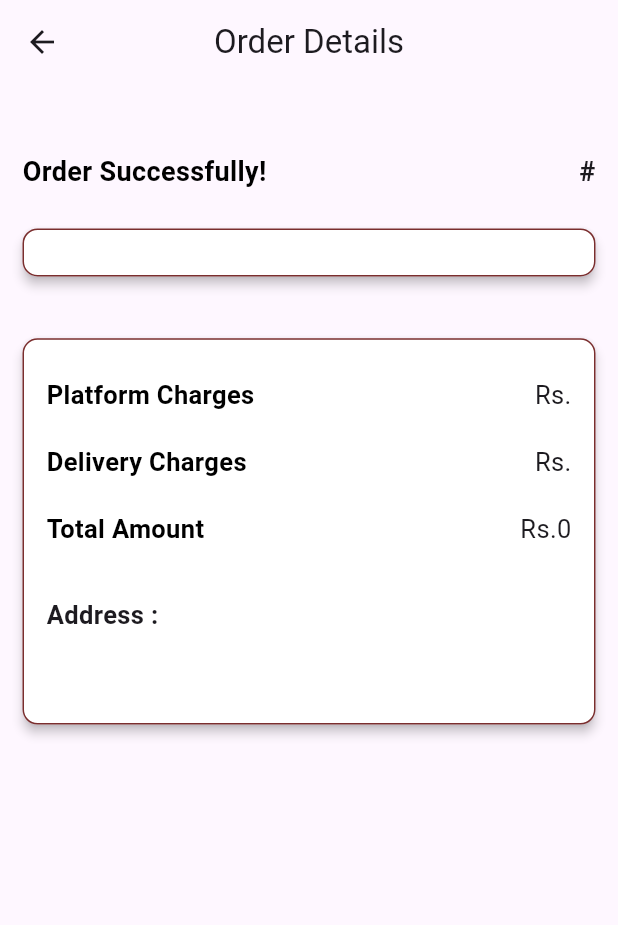
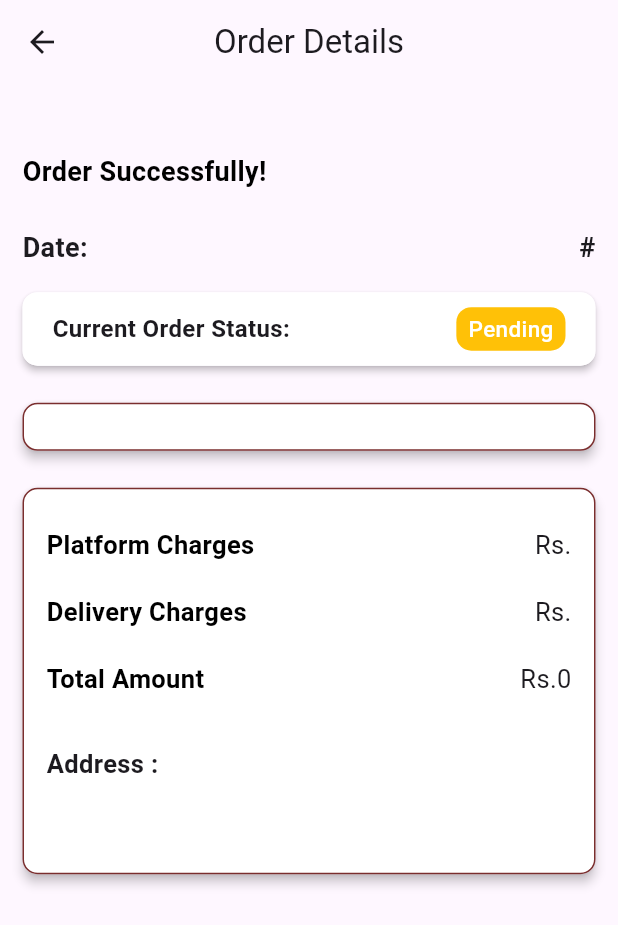
Before and after one commit to MuhammadZaidKamran/Food-Go, a Flutter app: the OrderSuccessfulView screen opened directly with empty values, on a phone screen of 412 x 824 dp. Shown: the top 925 px of the screen. Run offline on Flutter 3.47's test engine with Material 3 defaults, Android fonts, the phone set to English and light mode, and no system bars; our stand-ins replace cloud_firestore, curved_navigation_bar, firebase_auth, firebase_core, firebase_database, geocoding and 4 more; missing offline and left inert: flutter_stripe; accounts and stored records are empty.

Commit message:
food-go-update-02/02/2025

```diff
--- a/lib/View/OrderSuccessfulView/order_successful_view.dart
+++ b/lib/View/OrderSuccessfulView/order_successful_view.dart
@@ -16,7 +16,9 @@ class OrderSuccessfulView extends StatelessWidget {
       required this.platformFee,
       required this.deliveryCharges,
       required this.totalAmount,
-      required this.note});
+      required this.note,
+      required this.date,
+      required this.status});
   final String orderId;
   final String userId;
   final List orderConfirmedList;
@@ -26,6 +28,8 @@ class OrderSuccessfulView extends StatelessWidget {
   final String deliveryCharges;
   final int totalAmount;
   final String note;
+  final String date;
+  final status;
 
   @override
   Widget build(BuildContext context) {
@@ -42,23 +46,88 @@ class OrderSuccessfulView extends StatelessWidget {
               child: Column(
                 children: [
                   height(getHeight(context, 0.025)),
+                  Align(
+                    alignment: Alignment.centerLeft,
+                    child: Text(
+                      "Order Successfully!",
+                      style: TextStyle(
+                        fontSize: 18,
+                        fontWeight: FontWeight.bold,
+                        color: AppColors.blackColor,
+                      ),
+                    ),
+                  ),
+                  height(getHeight(context, 0.03)),
                   Row(
                     mainAxisAlignment: MainAxisAlignment.spaceBetween,
                     children: [
-                      Text(
-                        "Order Successfully!",
-                        style: TextStyle(
-                          fontSize: 18,
-                          fontWeight: FontWeight.bold,
-                          color: AppColors.blackColor,
-                        ),
-                      ),
+                      Text("Date: $date",
+                          style: const TextStyle(
+                            fontSize: 18,
+                            fontWeight: FontWeight.bold,
+                          )),
                       Text("#$orderId",
                           style: const TextStyle(
                             fontSize: 18,
                             fontWeight: FontWeight.bold,
                           )),
                     ],
+                  ),
+                  height(getHeight(context, 0.02)),
+                  Material(
+                    elevation: 2,
+                    borderRadius: BorderRadius.circular(10),
+                    child: Container(
+                      padding: const EdgeInsets.symmetric(
+                        vertical: 10,
+                        horizontal: 20,
+                      ),
+                      decoration: BoxDecoration(
+                        color: AppColors.whiteColor,
+                        // border: Border.all(color: AppColors.darkMainTheme),
+                        borderRadius: BorderRadius.circular(10),
+                      ),
+                      child: Row(
+                        mainAxisAlignment: MainAxisAlignment.spaceBetween,
+                        children: [
+                          const Text(
+                            "Current Order Status:",
+                            style: TextStyle(
+                              fontSize: 16,
+                              fontWeight: FontWeight.bold,
+                            ),
+                          ),
+                          Container(
+                            padding: const EdgeInsets.symmetric(
+                                vertical: 4, horizontal: 8),
+                            decoration: BoxDecoration(
+                              borderRadius: BorderRadius.circular(10),
+                              color: status == 0
+                                  ? const Color.fromARGB(255, 228, 171, 0)
+                                  : status == 1
+                                      ? Colors.red
+                                      : status == 2
+                                          ? Colors.green
+                                          : Colors.amber,
+                            ),
+                            child: Center(
+                                child: Text(
+                              status == 0
+                                  ? "Pending"
+                                  : status == 1
+                                      ? "Cancelled"
+                                      : status == 2
+                                          ? "Completed"
+                                          : "Pending",
+                              style: TextStyle(
+                                  color: AppColors.whiteColor,
+                                  fontSize: 15,
+                                  fontWeight: FontWeight.w500),
+                            )),
+                          ),
+                        ],
+                      ),
+                    ),
                   ),
                   height(getHeight(context, 0.03)),
                   Material(
@@ -110,7 +179,7 @@ class OrderSuccessfulView extends StatelessWidget {
                           }),
                     ),
                   ),
-                  height(getHeight(context, 0.05)),
+                  height(getHeight(context, 0.03)),
                   Material(
                     elevation: 3,
                     borderRadius: BorderRadius.circular(10),
@@ -167,10 +236,12 @@ class OrderSuccessfulView extends StatelessWidget {
                               : height(getHeight(context, 0.015)),
                           note == ""
                               ? const SizedBox()
-                              : Text(note,
+                              : Text(
+                                  note,
                                   style: TextStyle(
                                       fontSize: 16,
-                                      color: AppColors.blackColor),),
+                                      color: AppColors.blackColor),
+                                ),
                         ],
                       ),
                     ),
--- a/lib/View/OrdersView/orders_view.dart
+++ b/lib/View/OrdersView/orders_view.dart
@@ -52,7 +52,7 @@ class OrdersView extends StatelessWidget {
                         mainAxisSize: MainAxisSize.min,
                         children: [
                           Text(
-                            "Order ID: #${orderDetails["orderId"]}",
+                            "Order No: #${orderDetails["orderId"]}",
                             style: TextStyle(
                               fontSize: 18,
                               fontWeight: FontWeight.w500,
@@ -87,6 +87,8 @@ class OrdersView extends StatelessWidget {
                                   context,
                                   MaterialPageRoute(
                                     builder: (context) => OrderSuccessfulView(
+                                      status: orderDetails["status"],
+                                      date: orderDetails["date"],
                                       orderId: orderDetails["orderId"],
                                       userId: orderDetails["userID"],
                                       orderConfirmedList:
--- a/lib/utils/Global/stripe_service.dart
+++ b/lib/utils/Global/stripe_service.dart
@@ -7,6 +7,7 @@ import 'package:food_go/View/OrderSuccessfulView/order_successful_view.dart';
 import 'package:food_go/utils/Global/global.dart';
 import 'package:food_go/utils/Global/stripe_keys.dart';
 import 'package:http/http.dart' as http;
+import 'package:intl/intl.dart';
 
 class StripeService {
   static final StripeService instance = StripeService();
@@ -65,6 +66,7 @@ class StripeService {
   Future showPaymentSheet(
       context, address, platformFee, deliveryCharges, totalAmount, note) async {
     try {
+      final currentDate = DateFormat("dd/MM/yyyy").format(DateTime.now());
       String dateTime = DateTime.now().millisecondsSinceEpoch.toString();
       await Stripe.instance.presentPaymentSheet().then((value) async {
         await FirebaseFirestore.instance
@@ -75,6 +77,7 @@ class StripeService {
             .set({
           "orderId": dateTime,
           "userID": FirebaseAuth.instance.currentUser!.uid,
+          "date": currentDate,
           "orderItems": cartItems,
           "status": 0,
           "address": address,
@@ -83,8 +86,12 @@ class StripeService {
           "totalAmount": totalAmount,
           "note": note,
         }).then((value) async {
-          await Navigator.pushReplacement(context,
-              MaterialPageRoute(builder: (context) =>  OrderSuccessfulView(
+          await Navigator.pushReplacement(
+              context,
+              MaterialPageRoute(
+                  builder: (context) => OrderSuccessfulView(
+                        status: 0,
+                        date: currentDate,
                         orderId: dateTime,
                         userId: FirebaseAuth.instance.currentUser!.uid,
                         orderConfirmedList: cartItems,
--- a/lib/utils/Widgets/MyDrawer/my_drawer.dart
+++ b/lib/utils/Widgets/MyDrawer/my_drawer.dart
@@ -61,10 +61,12 @@ class _MyDrawerState extends State<MyDrawer> {
                 Row(
                   children: [
                     ClipOval(
-                        child: Image.asset(
-                      "assets/images/google-icon.png",
-                      scale: 9,
-                    )),
+                      child: Icon(
+                        Icons.account_circle,
+                        color: AppColors.whiteColor,
+                        size: 70,
+                      ),
+                    ),
                     width(getWidth(context, 0.02)),
                     Column(
                       crossAxisAlignment: CrossAxisAlignment.start,
@@ -112,7 +114,7 @@ class _MyDrawerState extends State<MyDrawer> {
                     )
                   ],
                 ),
-                height(getHeight(context, 0.03)),
+                height(getHeight(context, 0.02)),
                 // height(getHeight(context, 0.01)),
                 DrawerListTile(
                     title: "Cart",
@@ -204,8 +206,8 @@ class _MyDrawerState extends State<MyDrawer> {
                     icon: Icons.logout_rounded,
                     onTap: () {
                       FirebaseAuth.instance.signOut().then((value) async {
-                        SharedPreferences prefs =
-                            await SharedPreferences.getInstance();
+                        // SharedPreferences prefs =
+                        //     await SharedPreferences.getInstance();
                         // await prefs.clear();
                         Navigator.pushReplacement(
                             // ignore: use_build_context_synchronously
--- a/pubspec.yaml
+++ b/pubspec.yaml
@@ -51,6 +51,7 @@ dependencies:
   firebase_database: ^11.3.1
   badges: ^3.1.2
   flutter_stripe: ^11.4.0
+  intl: ^0.20.2
 
 dev_dependencies:
   flutter_test:
```
Also changed, not shown: pubspec.lock. Lines whose indentation alone changed are shown as unchanged.
